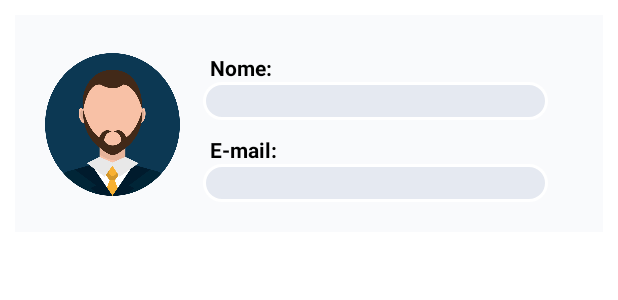
After one commit to NunoIsidoro/IntelliScoutV2.0, an Android app: the layout profile_row.xml on its own in the app's theme, with its tools: preview values and no code run, on a phone screen of 412 x 824 dp. The commit adds this screen. Shown: the top 300 px of the screen. Run offline under Robolectric (Android 15) with nearby library versions, the phone set to English and light mode, and no system bars; network calls fail.

Commit message:
adding list profile

```diff
--- a/app/src/main/AndroidManifest.xml
+++ b/app/src/main/AndroidManifest.xml
@@ -11,8 +11,10 @@
         android:label="@string/app_name"
         android:roundIcon="@mipmap/ic_launcher_round"
         android:supportsRtl="true"
+        android:usesCleartextTraffic="true"
         android:theme="@style/Theme.IntelliScout">
 
+        <activity android:name=".Profile.ProfileGetAllActivity"></activity>
         <activity android:name=".Profile.ProfileActivity"></activity>
         <activity android:name=".Profile.EditProfileActivity" />
         <activity android:name=".MainActivity" />
--- a/app/src/main/res/drawable/ic_baseline_arrow_forward_24.xml
+++ b/app/src/main/res/drawable/ic_baseline_arrow_forward_24.xml
@@ -3,9 +3,8 @@
     android:height="24dp"
     android:viewportWidth="24"
     android:viewportHeight="24"
-    android:tint="?attr/colorControlNormal"
-    android:autoMirrored="true">
+    android:tint="?attr/colorControlNormal">
   <path
-      android:fillColor="@android:color/white"
+      android:fillColor="@android:color/black"
       android:pathData="M12,4l-1.41,1.41L16.17,11H4v2h12.17l-5.58,5.59L12,20l8,-8z"/>
 </vector>
--- a/app/src/main/res/layout/fragment_on_boarding3.xml
+++ b/app/src/main/res/layout/fragment_on_boarding3.xml
@@ -3,7 +3,7 @@
     android:layout_width="match_parent"
     android:layout_height="match_parent"
     xmlns:app="http://schemas.android.com/apk/res-auto"
-    android:background="#DD24DA">
+    android:background="#CE24B8DD">
 
     <ImageView
         android:id="@+id/imageView"
--- /dev/null
+++ b/app/src/main/res/layout/profile_row.xml
@@ -0,0 +1,90 @@
+<?xml version="1.0" encoding="utf-8"?>
+<ScrollView
+    xmlns:android="http://schemas.android.com/apk/res/android"
+    xmlns:app="http://schemas.android.com/apk/res-auto"
+    xmlns:tools="http://schemas.android.com/tools"
+    android:layout_width="match_parent"
+    android:layout_height="wrap_content"
+    android:layout_margin="10dp"
+    android:background="#F9FAFC">
+
+    <androidx.constraintlayout.widget.ConstraintLayout
+        android:id="@+id/contraintLayout"
+        android:layout_width="match_parent"
+        android:layout_height="match_parent">
+
+
+        <ImageView
+            android:id="@+id/imageViewProfile"
+            android:layout_width="90dp"
+            android:layout_height="95dp"
+            android:layout_marginTop="25dp"
+            android:layout_marginStart="20dp"
+            android:background="@drawable/avatar"
+            app:layout_constraintStart_toStartOf="parent"
+            app:layout_constraintTop_toTopOf="parent" />
+
+        <TextView
+            android:id="@+id/textView1"
+            android:layout_width="wrap_content"
+            android:layout_height="wrap_content"
+            android:layout_marginStart="20dp"
+            android:layout_marginLeft="44dp"
+            android:layout_marginTop="25dp"
+            android:layout_marginEnd="20dp"
+            android:text="Nome:"
+            android:textColor="@color/black"
+            android:textStyle="bold"
+            android:ellipsize="end"
+            android:maxLines="1"
+            app:layout_constraintTop_toTopOf="parent"
+            app:layout_constraintStart_toEndOf="@+id/imageViewProfile"/>
+
+        <TextView
+            android:id="@+id/textViewName"
+            android:layout_width="230dp"
+            android:layout_height="25dp"
+            android:layout_marginStart="15dp"
+            android:layout_marginEnd="30dp"
+            android:paddingLeft="15dp"
+            android:background="@drawable/text_input_edit_text_style"
+            android:ellipsize="end"
+            android:maxLines="1"
+            app:layout_constraintStart_toEndOf="@+id/imageViewProfile"
+            app:layout_constraintTop_toBottomOf="@+id/textView1" />
+
+        <TextView
+            android:id="@+id/textView2"
+            android:layout_width="wrap_content"
+            android:layout_height="wrap_content"
+            android:layout_marginStart="20dp"
+            android:layout_marginLeft="44dp"
+            android:layout_marginTop="10dp"
+            android:layout_marginEnd="20dp"
+            android:text="E-mail:"
+            android:textStyle="bold"
+            android:textColor="@color/black"
+            android:ellipsize="end"
+            android:maxLines="2"
+            app:layout_constraintStart_toEndOf="@+id/imageViewProfile"
+            app:layout_constraintTop_toBottomOf="@+id/textViewName" />
+
+        <TextView
+            android:id="@+id/textViewEmail"
+            android:layout_width="230dp"
+            android:layout_height="25dp"
+            android:layout_marginStart="15dp"
+            android:layout_marginLeft="44dp"
+            android:layout_marginEnd="20dp"
+            android:layout_marginBottom="20dp"
+            android:paddingLeft="15dp"
+            android:background="@drawable/text_input_edit_text_style"
+            android:ellipsize="end"
+            android:maxLines="2"
+            app:layout_constraintBottom_toBottomOf="parent"
+            app:layout_constraintStart_toEndOf="@+id/imageViewProfile"
+            app:layout_constraintTop_toBottomOf="@+id/textView2" />
+
+
+    </androidx.constraintlayout.widget.ConstraintLayout>
+</ScrollView>
```
Also changed, not shown: app/src/main/java/com/universe/intelliscout/HomeActivity.kt (+4 -4 lines), app/src/main/java/com/universe/intelliscout/Profile/ProfileGetAllActivity.kt (added, +102 -0 lines), app/src/main/res/layout/profile_list_activity.xml (added, +17 -0 lines).
